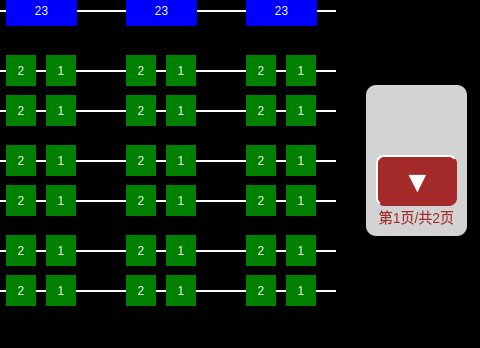
First picture: the form in vehicleacpage.ui, repository mayue-crrc/ShenyangMetro9DB, before the edit; both pictures show x 544 to 1024 and y 165 to 513 of the 1024 by 513 pixel window.
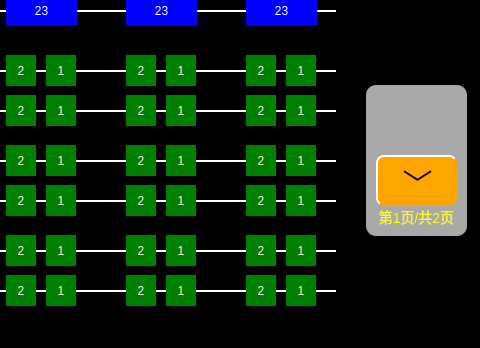
Second picture: the form after the edit.

The edit to the form file:
```diff
--- a/vehicleacpage.ui
+++ b/vehicleacpage.ui
@@ -26,9 +26,12 @@
 }
 QPushButton
 {
-	background-color:orange ;
+	font: 20px, &quot;微软雅黑&quot;;
+    color: white;
+	background-color: rgb(0, 128, 128);
 	border-top: 2px solid white;	
 	border-left: 2px solid white;
+border-radius:8px;
 }</string>
   </property>
   <widget class="QPushButton" name="NextPageBtn">
@@ -45,12 +48,12 @@
    </property>
    <property name="styleSheet">
     <string notr="true">font:30px;
-color:white;
-background-color:brown;
+color:black;
+background-color:orange;
 border-radius:8px;</string>
    </property>
    <property name="text">
-    <string>▼</string>
+    <string>﹀</string>
    </property>
   </widget>
   <widget class="QLabel" name="lbl1_13">
@@ -63,10 +66,11 @@
     </rect>
    </property>
    <property name="styleSheet">
-    <string notr="true">background-color:lightgray;
+    <string notr="true">background-color:gray;
 border-radius:10px;
 font:14px;
-color:brown;</string>
+color:yellow;
+background-color:darkgray;</string>
    </property>
    <property name="text">
     <string>
```
